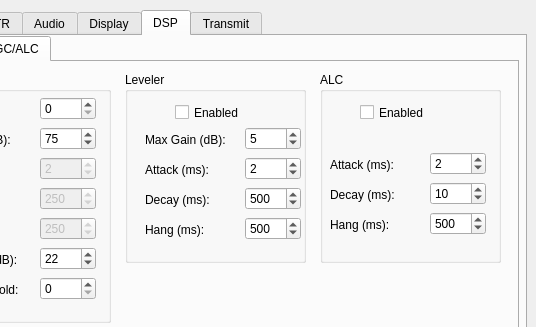
First picture: the form in trunk/src/QtRadio/Configure.ui, repository kd0oss/ghpsdr3-kd0oss, before the edit; both pictures show x 104 to 640 and y 0 to 327 of the 640 by 431 pixel window.
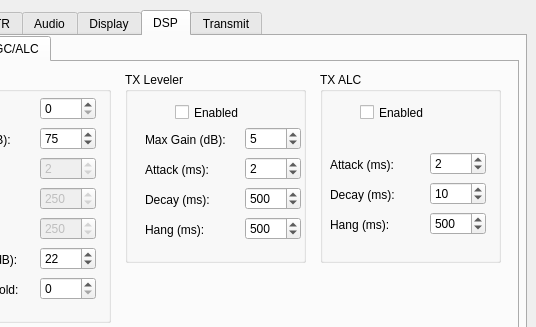
Second picture: the form after the edit. The open tabs and pages were chosen to show the change.

Patch:
```diff
--- a/trunk/src/QtRadio/Configure.ui
+++ b/trunk/src/QtRadio/Configure.ui
@@ -1765,7 +1765,7 @@
         </rect>
        </property>
        <property name="title">
-        <string>Leveler</string>
+        <string>TX Leveler</string>
        </property>
        <widget class="QCheckBox" name="levelerEnabledCheckBox">
         <property name="geometry">
@@ -1916,7 +1916,7 @@
         </rect>
        </property>
        <property name="title">
-        <string>ALC</string>
+        <string>TX ALC</string>
        </property>
        <widget class="QCheckBox" name="alcEnabledCheckBox">
         <property name="geometry">
```
